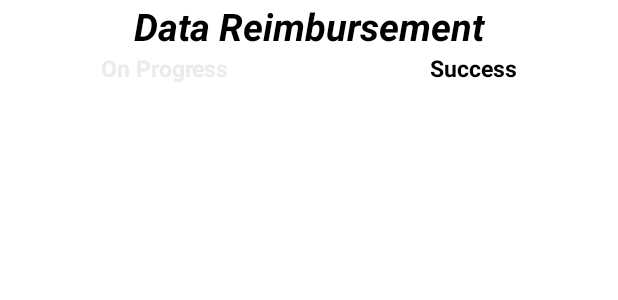
After one commit to ahmadirfaan/EROS-Mobile, an Android app: the layout fragment_history_success.xml on its own in the app's theme, with its tools: preview values and no code run, on a phone screen of 412 x 824 dp. The commit adds this screen. Shown: the top 300 px of the screen. Run offline under Robolectric (Android 15) with nearby library versions, the phone set to English and light mode, and no system bars.

Commit message:
History Layout Page Fragment

```diff
--- /dev/null
+++ b/app/src/main/res/layout/fragment_history_success.xml
@@ -0,0 +1,68 @@
+<?xml version="1.0" encoding="utf-8"?>
+<androidx.constraintlayout.widget.ConstraintLayout xmlns:android="http://schemas.android.com/apk/res/android"
+    xmlns:app="http://schemas.android.com/apk/res-auto"
+    xmlns:tools="http://schemas.android.com/tools"
+    android:layout_width="match_parent"
+    android:layout_height="match_parent"
+    tools:context=".presentations.employee.history.success.HistorySuccessFragment">
+
+    <LinearLayout
+        android:id="@+id/linear_layout_title_history"
+        android:layout_width="match_parent"
+        android:layout_height="wrap_content"
+        android:background="@color/white"
+        android:orientation="horizontal"
+        app:layout_constraintEnd_toEndOf="parent"
+        app:layout_constraintStart_toStartOf="parent"
+        app:layout_constraintTop_toTopOf="parent">
+
+        <TextView
+            android:layout_width="match_parent"
+            android:layout_height="wrap_content"
+            android:text="Data Reimbursement"
+            android:textAlignment="center"
+            android:textColor="@color/black"
+            android:textSize="25sp"
+            android:textStyle="bold|italic" />
+
+    </LinearLayout>
+
+    <LinearLayout
+        android:layout_width="match_parent"
+        android:layout_height="wrap_content"
+        android:background="@color/white"
+        android:orientation="vertical"
+        app:layout_constraintEnd_toEndOf="parent"
+        app:layout_constraintStart_toStartOf="parent"
+        app:layout_constraintTop_toBottomOf="@id/linear_layout_title_history">
+
+        <LinearLayout
+            android:layout_width="match_parent"
+            android:layout_height="wrap_content"
+            android:orientation="horizontal">
+
+            <TextView
+                android:id="@+id/tv_move_fragment_history_onprogress"
+                android:layout_width="wrap_content"
+                android:layout_height="wrap_content"
+                android:textSize="15sp"
+                android:layout_weight="1"
+                android:textStyle="bold"
+                android:textAlignment="center"
+                android:textColor="@color/gray"
+                android:text="On Progress"/>
+
+            <TextView
+                android:layout_width="wrap_content"
+                android:layout_height="wrap_content"
+                android:textSize="15sp"
+                android:layout_weight="1"
+                android:textStyle="bold"
+                android:textAlignment="center"
+                android:textColor="@color/black"
+                android:text="Success"/>
+        </LinearLayout>
+
+    </LinearLayout>
+
+</androidx.constraintlayout.widget.ConstraintLayout>
--- a/app/src/main/res/menu/bottom_navigation_menu_user.xml
+++ b/app/src/main/res/menu/bottom_navigation_menu_user.xml
@@ -6,7 +6,7 @@
         android:icon="@drawable/home_24"
         android:title="Home" />
     <item
-        android:id="@+id/historyFragment"
+        android:id="@+id/historyOnProgressFragment"
         android:icon="@drawable/history_24"
         android:title="History" />
     <item
```
Also changed, not shown: app/src/main/java/com/finalproject/presentations/employee/history/HistoryFragment.kt (deleted, +0 -37 lines), app/src/main/java/com/finalproject/presentations/employee/history/onprogress/HistoryOnProgressFragment.kt (added, +44 -0 lines), app/src/main/java/com/finalproject/presentations/employee/history/success/HistorySuccessFragment.kt (added, +46 -0 lines), app/src/main/res/layout/fragment_history.xml (deleted, +0 -20 lines), app/src/main/res/layout/fragment_history_onprogress.xml (added, +70 -0 lines), app/src/main/res/navigation/navigation_graph.xml (+26 -5 lines).
